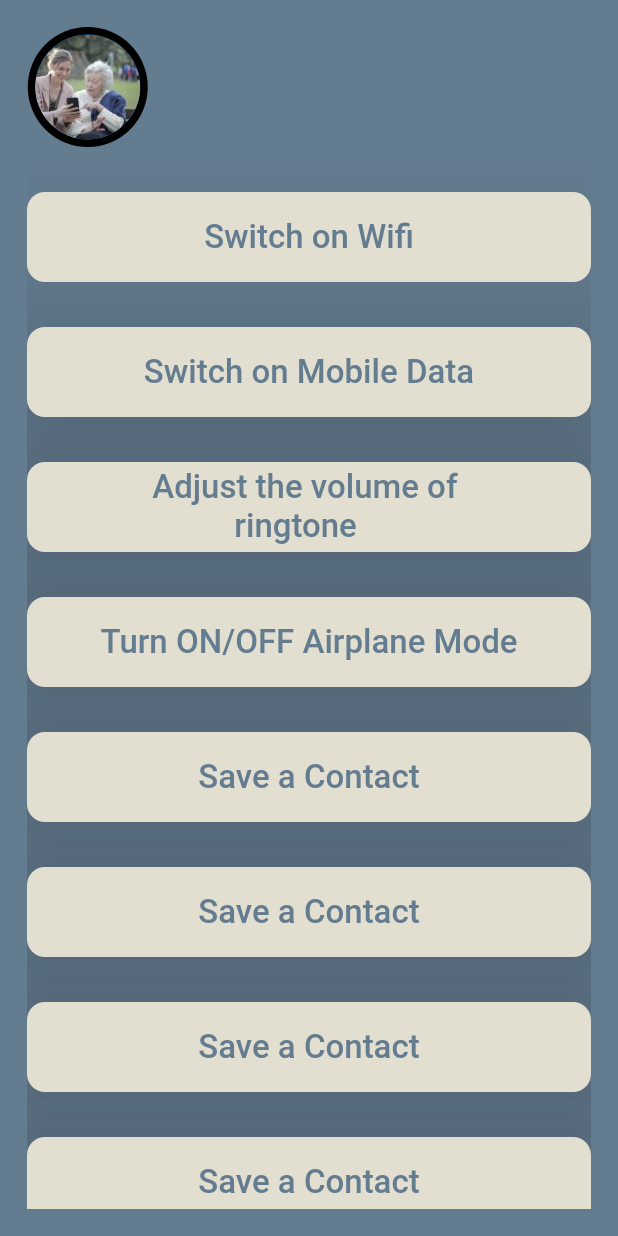
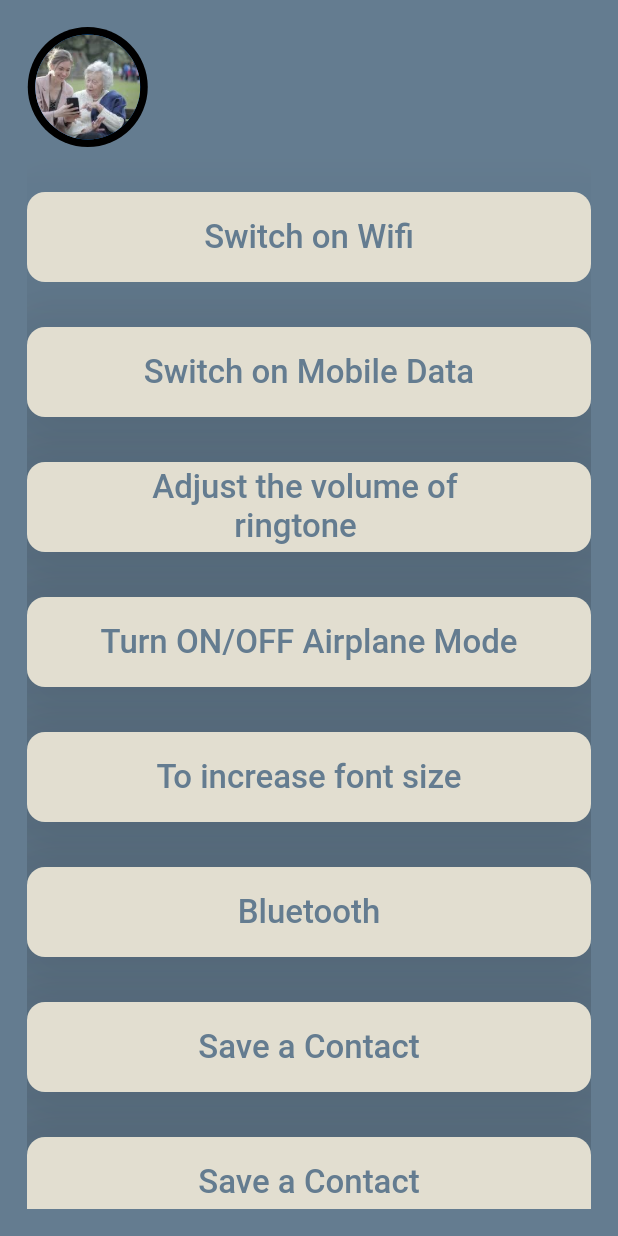
Before and after one commit to jahnavi2k/EldBud, a Flutter app: the Questions screen opened by its route, on a phone screen of 412 x 824 dp. Run offline on Flutter 3.47's test engine with Material 2 defaults, Android fonts, the phone set to English and light mode, and no system bars; our stand-ins replace fluttertoast; missing offline and left inert: app_settings, open_settings; Roboto replaces fonts that are missing (Mon); project files that could hold a hidden picture were left out.

Commit message:
Added buttons for font and bluetooth settings

```diff
--- a/lib/pages/questions.dart
+++ b/lib/pages/questions.dart
@@ -176,14 +176,16 @@ class _QuestionsState extends State<Questions> {
               Container(
                   child: ElevatedButton(
                     child: Text(
-                        "Save a Contact",
+                      "To increase font size",
                       style: TextStyle(
                         fontSize: 22.0,
                         fontFamily: 'Mon',
 
                       ),
                     ),
-                      onPressed: () {},
+                    onPressed: () {
+                      OpenSettings.openAccessibilitySetting();
+                    },
                     style: ElevatedButton.styleFrom(
                       fixedSize: Size(140.0,60.0),
                       primary: Color(0XFFE2DED0),
@@ -200,14 +202,16 @@ class _QuestionsState extends State<Questions> {
               Container(
                   child: ElevatedButton(
                     child: Text(
-                        "Save a Contact",
+                      "Bluetooth",
                       style: TextStyle(
                         fontSize: 22.0,
                         fontFamily: 'Mon',
 
                       ),
                     ),
-                      onPressed: () {},
+                    onPressed: () {
+                      OpenSettings.openBluetoothSetting();
+                    },
                     style: ElevatedButton.styleFrom(
                       fixedSize: Size(140.0,60.0),
                       primary: Color(0XFFE2DED0),
```
Also changed, not shown: 1 other file. Lines whose indentation alone changed are shown as unchanged.
